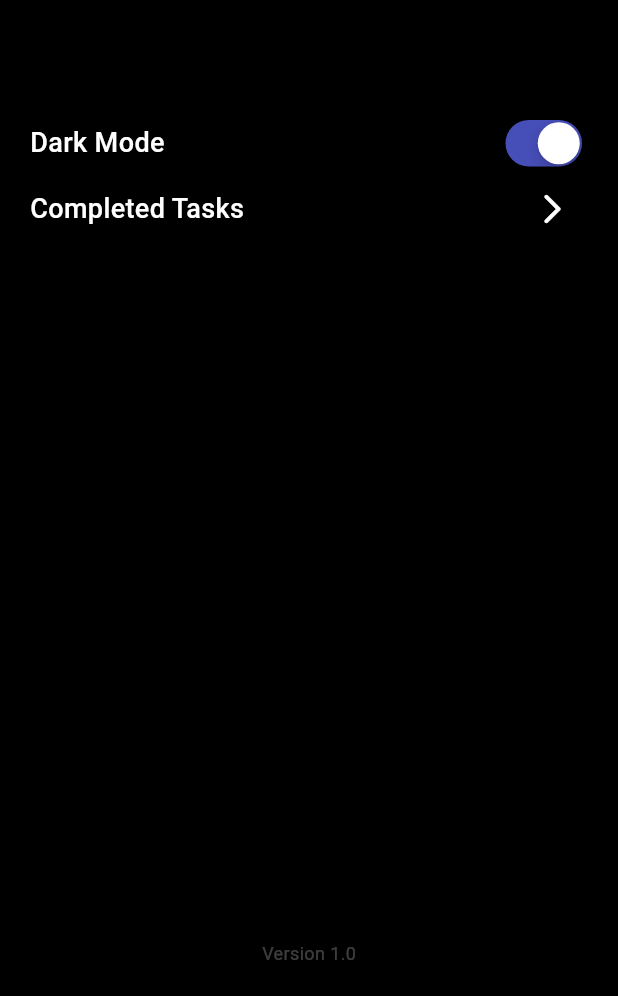
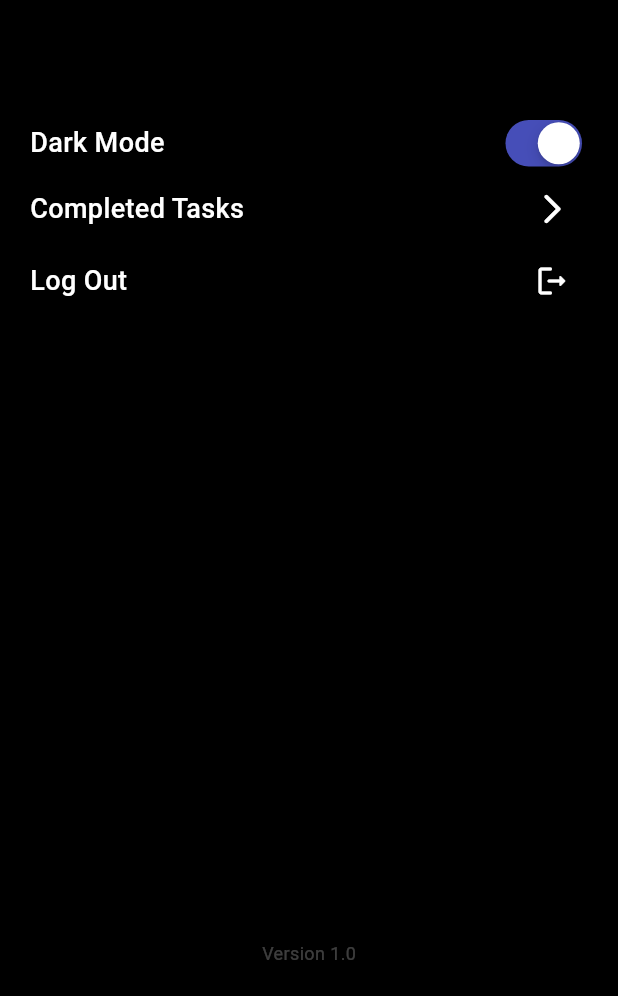
Before and after one commit to AbishekAB21/checkit, a Flutter app: the SettingsScreenComponent screen opened directly, on a phone screen of 412 x 824 dp, the part 240-1236 px from its top. Run offline on Flutter 3.47's test engine with Material 3 defaults, Android fonts, the phone set to English and light mode, and no system bars; our stand-ins replace cloud_firestore, firebase_auth, firebase_core, flutter_riverpod, google_fonts, intl_phone_field and 4 more; accounts and stored records are empty.

Commit message:
Minor UI fixes and log out integration

```diff
--- a/lib/features/home_screen/widgets/welcome_section.dart
+++ b/lib/features/home_screen/widgets/welcome_section.dart
@@ -52,7 +52,7 @@ class WelcomeTextSection extends ConsumerWidget {
             mainAxisAlignment: MainAxisAlignment.spaceBetween,
             children: [
               Text(
-                "Looks like we forgot your name -_-",
+                AppConstants.forgotYourname,
                 style: Fontstyles.roboto25px(context, ref),
               ),
             ],
--- a/lib/features/settings_screen/component/settings_screen_component.dart
+++ b/lib/features/settings_screen/component/settings_screen_component.dart
@@ -3,12 +3,16 @@ import 'package:flutter/cupertino.dart';
 
 import 'package:flutter_riverpod/flutter_riverpod.dart';
 
+import 'package:firebase_auth/firebase_auth.dart';
 import 'package:checkit/utils/theme/app_colors.dart';
 import 'package:checkit/utils/fontstyles/fontstyles.dart';
 import 'package:checkit/utils/constants/app_constants.dart';
+import 'package:checkit/common/widgets/reusable_alert_dialog.dart';
 import 'package:checkit/common/taransitions/custom_page_fade_transition.dart';
+import 'package:checkit/features/settings_screen/widgets/setting_screen_tile.dart';
 import 'package:checkit/features/settings_screen/core/providers/theme_provider.dart';
 import 'package:checkit/features/home_screen/core/providers/home_screen_provider.dart';
+import 'package:checkit/features/welcome_screen/containers/welcome_screen_container.dart';
 import 'package:checkit/features/completed_task_screen/containers/completed_task_screen_container.dart';
 
 class SettingsScreenComponent extends ConsumerWidget {
@@ -61,7 +65,7 @@ class SettingsScreenComponent extends ConsumerWidget {
                     ),
                 error:
                     (error, stack) => Text(
-                      "Forgot your name -_-",
+                      AppConstants.forgotYourname,
                       maxLines: 1,
                       overflow: TextOverflow.ellipsis,
                       style: Fontstyles.roboto22px(context, ref),
@@ -72,37 +76,24 @@ class SettingsScreenComponent extends ConsumerWidget {
             SizedBox(height: 40),
 
             // Theme
-            Row(
-              mainAxisAlignment: MainAxisAlignment.spaceBetween,
-              children: [
-                Text(
-                  AppConstants.darkMode,
-                  style: Fontstyles.roboto18px(context, ref),
-                ),
-                CupertinoSwitch(
+            SettingScreenTile(
+              tilename: AppConstants.darkMode,
+              tileWidget: CupertinoSwitch(
                 value: ref.watch(themeModeProvider) == ThemeMode.dark,
                 onChanged: (_) {
                   ref.read(themeModeProvider.notifier).toggleTheme();
                 },
                 activeTrackColor: appcolor.secondaryGradient1,
               ),
-              ],
             ),
 
             // Account details or settings
-            Row(
-              mainAxisAlignment: MainAxisAlignment.spaceBetween,
-              children: [
-                Text(
-                  AppConstants.completedTasks,
-                  style: Fontstyles.roboto18px(context, ref),
-                ),
-                IconButton(
+            SettingScreenTile(
+              tilename: AppConstants.completedTasks,
+              tileWidget: IconButton(
                 onPressed: () {
                   Navigator.of(context).push(
-                      CustomFadeTransition(
-                        route: CompletedTaskScreenContainer(),
-                      ),
+                    CustomFadeTransition(route: CompletedTaskScreenContainer()),
                   );
                 },
                 icon: Icon(
@@ -110,7 +101,38 @@ class SettingsScreenComponent extends ConsumerWidget {
                   color: color.iconColor,
                 ),
               ),
-              ],
+            ),
+
+            // Log Out
+            SettingScreenTile(
+              tilename: AppConstants.logOut,
+              tileWidget: IconButton(
+                onPressed: () {
+                  showDialog(
+                    context: context,
+                    builder:
+                        (context) => ReusableAlertDialog(
+                          mainAlertDialogTitle: AppConstants.areYouSure,
+                          onPressedLeft: () async {
+                            await FirebaseAuth.instance.signOut();
+                            Navigator.pushAndRemoveUntil(
+                              context,
+                              CustomFadeTransition(
+                                route: WelcomeScreenContainer(),
+                              ),
+                              (route) => false,
+                            );
+                          },
+                          onPressedRight: () {
+                            Navigator.pop(context);
+                          },
+                          onPressedLeftTitle: AppConstants.confirm,
+                          onPressedRightTitle: AppConstants.cancel,
+                        ),
+                  );
+                },
+                icon: Icon(Icons.logout_rounded, color: color.iconColor),
+              ),
             ),
 
             Spacer(),
--- /dev/null
+++ b/lib/features/settings_screen/widgets/setting_screen_tile.dart
@@ -0,0 +1,26 @@
+import 'package:flutter/material.dart';
+
+import 'package:flutter_riverpod/flutter_riverpod.dart';
+
+import 'package:checkit/utils/fontstyles/fontstyles.dart';
+
+class SettingScreenTile extends ConsumerWidget {
+  final String tilename;
+  final Widget tileWidget;
+  const SettingScreenTile({
+    super.key,
+    required this.tilename,
+    required this.tileWidget,
+  });
+
+  @override
+  Widget build(BuildContext context, WidgetRef ref) {
+    return Row(
+      mainAxisAlignment: MainAxisAlignment.spaceBetween,
+      children: [
+        Text(tilename, style: Fontstyles.roboto18px(context, ref)),
+        tileWidget,
+      ],
+    );
+  }
+}
--- a/lib/utils/constants/app_constants.dart
+++ b/lib/utils/constants/app_constants.dart
@@ -14,7 +14,7 @@ class AppConstants {
   static const String taskName = 'Task Name';
   static const String taskDescription = 'Task Description';
   static const String hi = 'Hi';
-  static const String welcomeBack = 'Welcome Back!';
+  static const String welcome = 'Welcome!';
   static const String enterYourName = 'Enter your name';
   static const String name = 'Name';
   static const String phoneNumber = 'Phone number';
@@ -35,4 +35,8 @@ class AppConstants {
   static const String markAsDone = 'Mark as done';
   static const String welcomeToCheckIt = 'Welcome to CheckIt!';
   static const String planPrioritizeCheck = 'Plan it. Prioritize it. CheckIt';
+  static const String forgotYourname = 'Forgot your name -_-';
+  static const String logOut = 'Log Out';
+  static const String areYouSure = 'Are you sure you want to log out?';
+  static const String enterAllTheDetails = 'Enter all the details';
 }
```
Also changed, not shown: lib/common/widgets/reusable_alert_dialog.dart (added, +49 -0 lines), lib/features/login_screen/component/log_in_screen_component.dart (+8 -18 lines), lib/features/welcome_screen/component/welcome_screen_component.dart (+6 -1 lines). Lines whose indentation alone changed are shown as unchanged.
